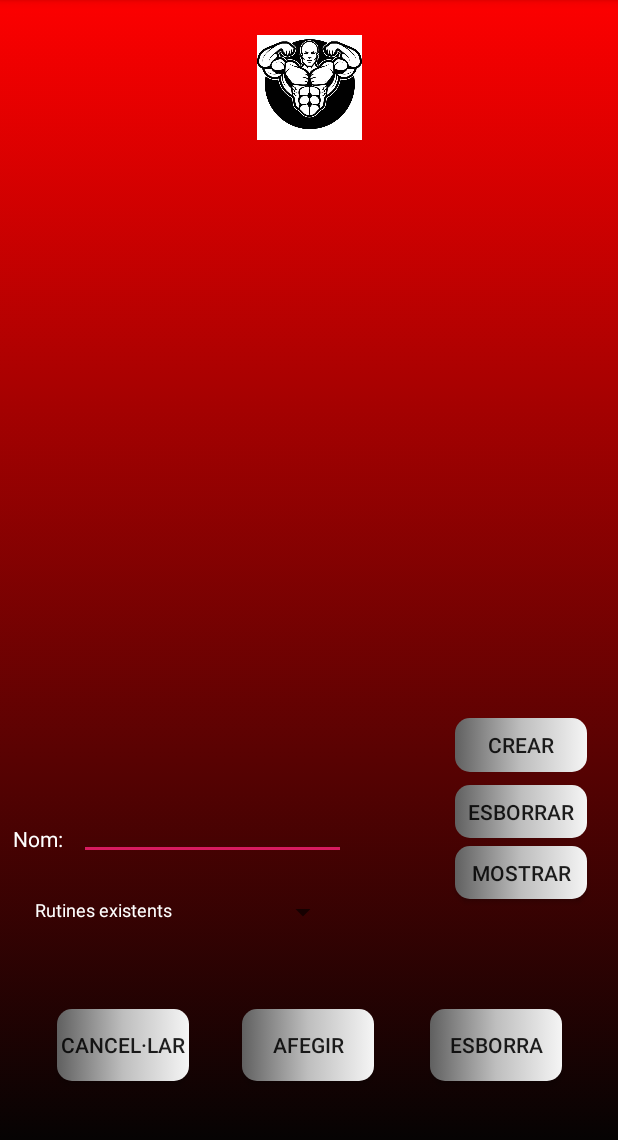
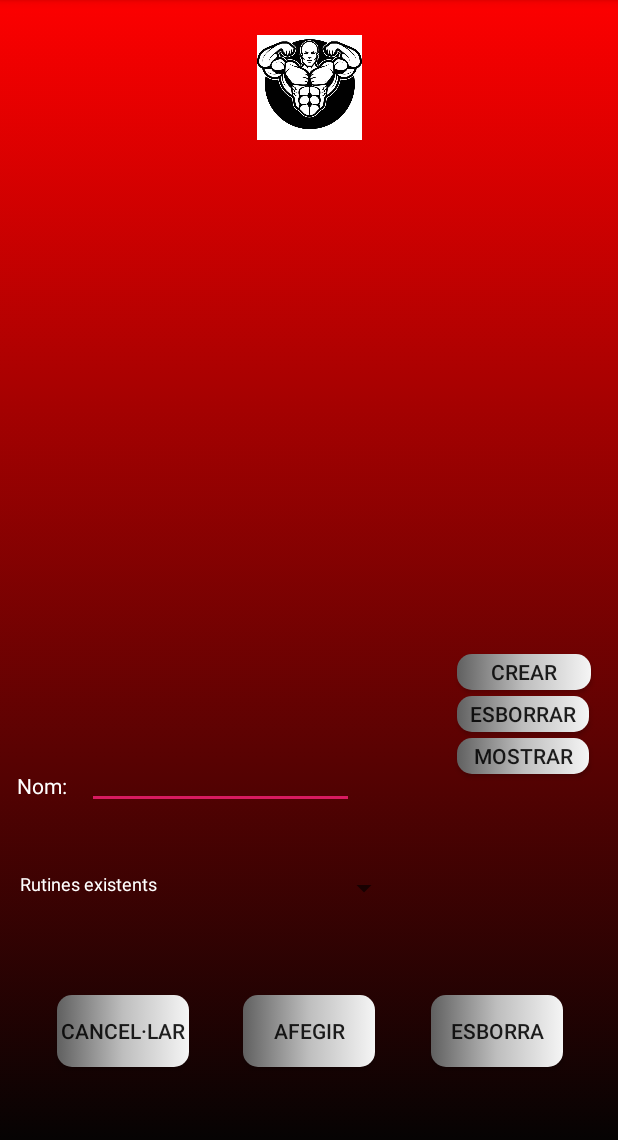
Before and after one commit to pinzon25/GestioGimnasAndroid, an Android app: the DetailRutines screen opened directly, with no data from a screen before it, on a phone screen of 412 x 824 dp, the part 84-1224 px from its top. Run offline under Robolectric (Android 15) with nearby library versions, the phone set to English and light mode, and no system bars; our stand-ins replace Firebase (no records; nobody signed in at launch, a user with empty details on screens opened directly); 1 statement that could not run was skipped.

```diff
--- a/app/src/main/java/ricard/projecte/gestiogimnasandroid/ActivitatsUsuari.java
+++ b/app/src/main/java/ricard/projecte/gestiogimnasandroid/ActivitatsUsuari.java
@@ -35,7 +35,6 @@ public class ActivitatsUsuari extends AppCompatActivity {
     protected void onCreate(Bundle savedInstanceState) {
         super.onCreate(savedInstanceState);
         setContentView(R.layout.activity_activitats_usuari);
-        Modelo.amagaBarraNavegacio(this.getWindow());
         inscrites  = new ArrayList<>();
         disponibles  = new ArrayList<>();
         client = (Client)getIntent().getSerializableExtra("ClientActivitats");
@@ -51,7 +50,7 @@ public class ActivitatsUsuari extends AppCompatActivity {
         Rinscrites.setAdapter(Aadapter);
 
         initializeData();
-
+        Modelo.amagaBarraNavegacio(this.getWindow());
     }
 
     @Override //Quan tornem a la activity actualitzem les Activitats disponibles i les inscrites.
@@ -59,7 +58,7 @@ public class ActivitatsUsuari extends AppCompatActivity {
         super.onResume();
         this.obteActivitatsDisponibles();
         this.obteActivitatsInscrites();
-
+        Modelo.amagaBarraNavegacio(this.getWindow());
     }
 
     //Finalitzem i tornem a láctivity anterior.
--- a/app/src/main/java/ricard/projecte/gestiogimnasandroid/MainActivity.java
+++ b/app/src/main/java/ricard/projecte/gestiogimnasandroid/MainActivity.java
@@ -59,6 +59,7 @@ public class MainActivity extends AppCompatActivity {
     public void onResume(){
         super.onResume();
         this.inicialitzaCamps();
+        Modelo.amagaBarraNavegacio(this.getWindow());
     }
 
     public void login(View view) throws Exception {
--- a/app/src/main/res/drawable/gradientbuton.xml
+++ b/app/src/main/res/drawable/gradientbuton.xml
@@ -5,8 +5,10 @@
             <gradient
                 android:startColor="#606060"
                 android:centerColor="#bebebe"
-                android:endColor="#f5f5f5" />
+                android:endColor="#f5f5f5"
+                />
            <corners android:radius="10dp" />
         </shape>
+
     </item>
 </selector>
--- a/app/src/main/res/layout/activity_detail_rutines.xml
+++ b/app/src/main/res/layout/activity_detail_rutines.xml
@@ -52,7 +52,7 @@
         <ListView
             android:id="@+id/LlistaEx"
             android:layout_width="match_parent"
-            android:layout_height="330dp"
+            android:layout_height="300dp"
             android:textColor="#ffffff" />
 
         <androidx.constraintlayout.widget.ConstraintLayout
@@ -61,7 +61,7 @@
 
             <LinearLayout
                 android:layout_width="408dp"
-                android:layout_height="281dp"
+                android:layout_height="0dp"
                 android:orientation="vertical"
                 app:layout_constraintBottom_toBottomOf="parent"
                 app:layout_constraintEnd_toEndOf="parent"
@@ -75,17 +75,17 @@
                     <EditText
                         android:id="@+id/TfNomRutina"
                         android:layout_width="178dp"
-                        android:layout_height="32dp"
+                        android:layout_height="35dp"
                         android:ems="10"
                         android:inputType="textPersonName"
                         android:textColor="#ffffff"
                         android:textSize="12sp"
                         app:layout_constraintBottom_toTopOf="@+id/BtAfegirExercici"
                         app:layout_constraintEnd_toEndOf="parent"
-                        app:layout_constraintHorizontal_bias="0.221"
+                        app:layout_constraintHorizontal_bias="0.243"
                         app:layout_constraintStart_toStartOf="parent"
                         app:layout_constraintTop_toTopOf="parent"
-                        app:layout_constraintVertical_bias="0.43" />
+                        app:layout_constraintVertical_bias="0.415" />
 
                     <Spinner
                         android:id="@+id/SpRutinesExistents"
@@ -96,10 +96,10 @@
                         android:textColor="#ffffff"
                         app:layout_constraintBottom_toBottomOf="parent"
                         app:layout_constraintEnd_toEndOf="parent"
-                        app:layout_constraintHorizontal_bias="0.424"
+                        app:layout_constraintHorizontal_bias="0.553"
                         app:layout_constraintStart_toStartOf="parent"
                         app:layout_constraintTop_toTopOf="parent"
-                        app:layout_constraintVertical_bias="0.501" />
+                        app:layout_constraintVertical_bias="0.498" />
 
                     <Button
                         android:id="@+id/BtCancelarRutina"
@@ -122,10 +122,9 @@
                         android:text="Afegir"
                         app:layout_constraintBottom_toBottomOf="parent"
                         app:layout_constraintEnd_toEndOf="parent"
-                        app:layout_constraintHorizontal_bias="0.498"
                         app:layout_constraintStart_toStartOf="parent"
                         app:layout_constraintTop_toBottomOf="@+id/SpRutinesExistents"
-                        app:layout_constraintVertical_bias="0.662" />
+                        app:layout_constraintVertical_bias="0.518" />
 
                     <Button
                         android:id="@+id/BtEsborraExercici"
@@ -143,30 +142,30 @@
 
                     <Button
                         android:id="@+id/BtNovaRutina"
-                        android:layout_width="wrap_content"
-                        android:layout_height="36dp"
-                        android:layout_marginTop="10dp"
+                        android:layout_width="89dp"
+                        android:layout_height="24dp"
+                        android:layout_marginTop="20dp"
                         android:background="@drawable/gradientbuton"
                         android:onClick="creaNovaRutina"
                         android:text="Crear"
-                        app:layout_constraintBottom_toBottomOf="parent"
                         app:layout_constraintEnd_toEndOf="parent"
-                        app:layout_constraintHorizontal_bias="0.792"
-                        app:layout_constraintStart_toEndOf="@+id/TfNomRutina"
-                        app:layout_constraintTop_toTopOf="parent"
-                        app:layout_constraintVertical_bias="0.008" />
+                        app:layout_constraintHorizontal_bias="0.95"
+                        app:layout_constraintStart_toStartOf="parent"
+                        app:layout_constraintTop_toTopOf="parent" />
 
                     <TextView
                         android:id="@+id/LbRutinesEx"
-                        android:layout_width="93dp"
+                        android:layout_width="120dp"
                         android:layout_height="20dp"
                         android:text="Rutines existents"
                         android:textColor="#ffffff"
                         android:textSize="12sp"
                         app:layout_constraintBottom_toBottomOf="@+id/SpRutinesExistents"
                         app:layout_constraintEnd_toStartOf="@+id/SpRutinesExistents"
+                        app:layout_constraintHorizontal_bias="0.195"
                         app:layout_constraintStart_toStartOf="parent"
-                        app:layout_constraintTop_toTopOf="@+id/SpRutinesExistents" />
+                        app:layout_constraintTop_toTopOf="@+id/SpRutinesExistents"
+                        app:layout_constraintVertical_bias="0.0" />
 
                     <TextView
                         android:id="@+id/textView"
@@ -182,27 +181,28 @@
                     <Button
                         android:id="@+id/BtEsborrarRutina"
                         android:layout_width="wrap_content"
-                        android:layout_height="35dp"
-                        android:layout_marginTop="5dp"
+                        android:layout_height="24dp"
+                        android:layout_marginTop="4dp"
                         android:background="@drawable/gradientbuton"
                         android:onClick="esborrarRutina"
                         android:text="Esborrar"
-                        app:layout_constraintBottom_toTopOf="@+id/SpRutinesExistents"
                         app:layout_constraintEnd_toEndOf="@+id/BtNovaRutina"
+                        app:layout_constraintHorizontal_bias="0.0"
                         app:layout_constraintStart_toStartOf="@+id/BtNovaRutina"
-                        app:layout_constraintTop_toBottomOf="@+id/BtNovaRutina"
-                        app:layout_constraintVertical_bias="0.081" />
+                        app:layout_constraintTop_toBottomOf="@+id/BtNovaRutina" />
 
                     <Button
                         android:id="@+id/BtMostrarRutina"
                         android:layout_width="wrap_content"
-                        android:layout_height="35dp"
-                        android:layout_marginTop="5dp"
+                        android:layout_height="24dp"
+                        android:layout_marginTop="4dp"
+                        android:layout_marginBottom="120dp"
                         android:background="@drawable/gradientbuton"
                         android:longClickable="true"
                         android:text="Mostrar"
-                        app:layout_constraintBottom_toTopOf="@+id/SpRutinesExistents"
+                        app:layout_constraintBottom_toBottomOf="parent"
                         app:layout_constraintEnd_toEndOf="@+id/BtNovaRutina"
+                        app:layout_constraintHorizontal_bias="0.0"
                         app:layout_constraintStart_toStartOf="@+id/BtNovaRutina"
                         app:layout_constraintTop_toBottomOf="@+id/BtEsborrarRutina"
                         app:layout_constraintVertical_bias="0.0" />
--- a/app/src/main/res/layout/activity_main.xml
+++ b/app/src/main/res/layout/activity_main.xml
@@ -77,6 +77,7 @@
         app:layout_constraintTop_toTopOf="@+id/EtDni"
         app:layout_constraintVertical_bias="0.65" />
 
+    <!--android:background="@drawable/gradientbuton"-->
     <Button
         android:id="@+id/BtRegistre"
         android:layout_width="wrap_content"
--- a/app/src/main/res/values/colors.xml
+++ b/app/src/main/res/values/colors.xml
@@ -3,5 +3,4 @@
     <color name="colorPrimary">#F00F0F</color>
     <color name="colorPrimaryDark">#000000</color>
     <color name="colorAccent">#D81B60</color>
-    <color name="backgroundGimnas">#FAD81B41</color>
 </resources>
--- a/app/src/main/res/values/styles.xml
+++ b/app/src/main/res/values/styles.xml
@@ -8,4 +8,9 @@
         <item name="colorAccent">@color/colorAccent</item>
     </style>
 
+    <!--
+    <style name="botons" parent="Widget.AppCompat.Button">
+        <item name="android:background">@drawable/gradientbuton</item>
+    </style>-->
+
 </resources>
```
Also changed, not shown: app/src/main/java/ricard/projecte/gestiogimnasandroid/DetailRutines.java (+45 -9 lines), app/src/main/java/ricard/projecte/gestiogimnasandroid/ModificaDadesUsuari.java (+8 -5 lines), app/src/main/java/ricard/projecte/gestiogimnasandroid/VistaPrincipalUsuari.java (+7 -2 lines).
